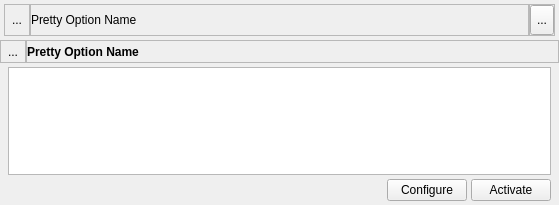
andrevmatos/Librix-ThinClient, file src/ui/edit/listItemWidget.ui: the form before one commit.
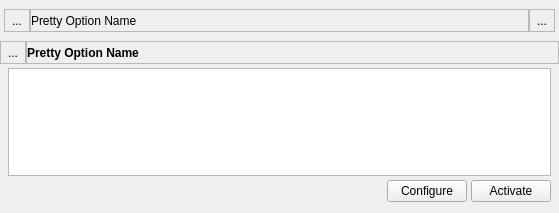
The form after the commit. Icons and pictures are not drawn.

Diff of the .ui file:
```diff
--- a/src/ui/edit/listItemWidget.ui
+++ b/src/ui/edit/listItemWidget.ui
@@ -7,7 +7,7 @@
     <x>0</x>
     <y>0</y>
     <width>559</width>
-    <height>205</height>
+    <height>213</height>
    </rect>
   </property>
   <property name="sizePolicy">
@@ -40,18 +40,6 @@
        <verstretch>0</verstretch>
       </sizepolicy>
      </property>
-     <property name="minimumSize">
-      <size>
-       <width>0</width>
-       <height>40</height>
-      </size>
-     </property>
-     <property name="maximumSize">
-      <size>
-       <width>16777215</width>
-       <height>40</height>
-      </size>
-     </property>
      <layout class="QHBoxLayout" name="horizontalLayout">
       <property name="spacing">
        <number>0</number>
@@ -71,7 +59,7 @@
          <enum>QFrame::StyledPanel</enum>
         </property>
         <property name="frameShadow">
-         <enum>QFrame::Raised</enum>
+         <enum>QFrame::Plain</enum>
         </property>
         <layout class="QHBoxLayout" name="horizontalLayout_2">
          <property name="spacing">
@@ -109,7 +97,7 @@
          <enum>QFrame::StyledPanel</enum>
         </property>
         <property name="frameShadow">
-         <enum>QFrame::Raised</enum>
+         <enum>QFrame::Plain</enum>
         </property>
         <layout class="QHBoxLayout" name="horizontalLayout_9">
          <property name="spacing">
@@ -140,7 +128,7 @@
          <enum>QFrame::StyledPanel</enum>
         </property>
         <property name="frameShadow">
-         <enum>QFrame::Raised</enum>
+         <enum>QFrame::Plain</enum>
         </property>
         <layout class="QHBoxLayout" name="horizontalLayout_3">
          <property name="spacing">
@@ -173,6 +161,9 @@
            <property name="checkable">
             <bool>true</bool>
            </property>
+           <property name="autoRaise">
+            <bool>true</bool>
+           </property>
           </widget>
          </item>
         </layout>
@@ -235,7 +226,7 @@
             <enum>QFrame::StyledPanel</enum>
            </property>
            <property name="frameShadow">
-            <enum>QFrame::Raised</enum>
+            <enum>QFrame::Plain</enum>
            </property>
            <layout class="QHBoxLayout" name="horizontalLayout_10">
             <property name="spacing">
@@ -273,7 +264,7 @@
             <enum>QFrame::StyledPanel</enum>
            </property>
            <property name="frameShadow">
-            <enum>QFrame::Raised</enum>
+            <enum>QFrame::Plain</enum>
            </property>
            <layout class="QHBoxLayout" name="horizontalLayout_5">
             <property name="spacing">
```
